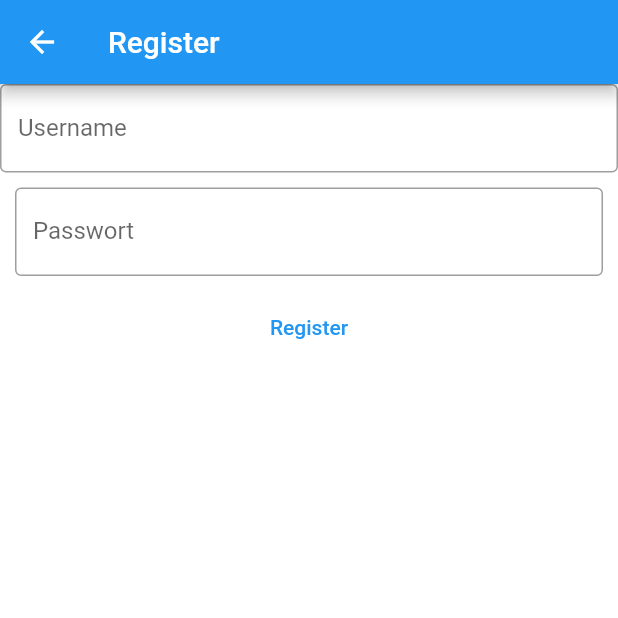
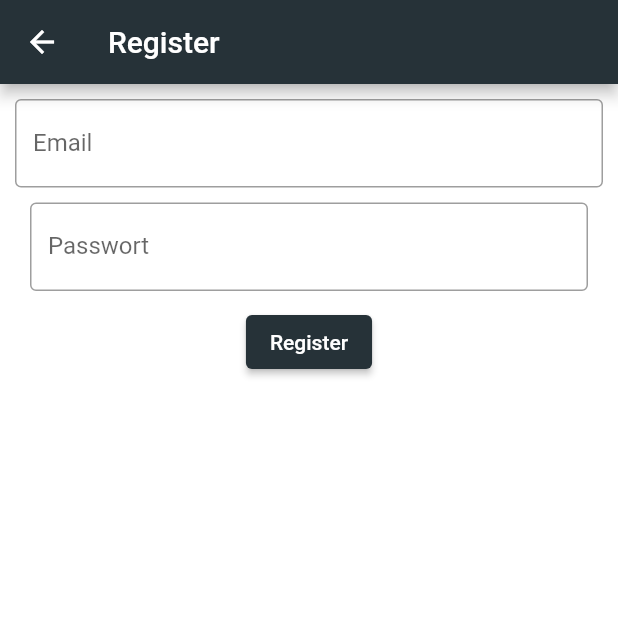
Before and after one commit to MichelSiegert/runaway, a Flutter app: the screen it shows after launch, after a tap on "No Account? Register here!", on a phone screen of 412 x 824 dp, the top half of it. Run offline on Flutter 3.47's test engine with Material 2 defaults, Android fonts, the phone set to English and light mode, and no system bars; our stand-ins replace firebase_auth, firebase_core, firebase_database, flutter_signin_button, geocoding, geolocator and 4 more; missing offline and left inert: flutter_polyline_points; accounts and stored records are empty; network calls fail.

Commit message:
Style, Readme, Login Page

```diff
--- a/lib/Logic/weather_parser.dart
+++ b/lib/Logic/weather_parser.dart
@@ -66,7 +66,7 @@ String _getTemp(Map<String, dynamic> weatherinfo) {
   String temp = "";
   weatherinfo.forEach((key, value) {
     if (key == "feels_like") {
-      temp = value.toString();
+      temp = value.toStringAsFixed(0);
     }
   });
   return temp;
--- a/lib/Pages/Favorites/favorite_scaffold.dart
+++ b/lib/Pages/Favorites/favorite_scaffold.dart
@@ -21,7 +21,7 @@ class FavoriteScaffold extends StatelessWidget {
           return Scaffold(
             appBar: AppBar(
               title: const Text("runaway"),
-              backgroundColor: Colors.green,
+              backgroundColor: Colors.blueGrey[900],
             ),
             body: SizedBox.expand(
               child: ListView(
--- a/lib/Pages/Login/future_login.dart
+++ b/lib/Pages/Login/future_login.dart
@@ -1,7 +1,7 @@
 import 'package:away/Widgets/sidebar/sidebar.dart';
 import 'package:firebase_core/firebase_core.dart';
 import 'package:flutter/material.dart';
-
+import 'package:splashscreen/splashscreen.dart';
 import 'login_form.dart';
 
 class FutureLogin extends StatelessWidget {
@@ -14,10 +14,10 @@ class FutureLogin extends StatelessWidget {
         builder: (context, snapshot) {
           if (snapshot.connectionState == ConnectionState.done) {
             return Scaffold(
-              drawer: const Sidebar(),
+                drawer: const Sidebar(),
                 appBar: AppBar(
                   title: const Text("Runaway"),
-                  backgroundColor: Colors.green,
+                  backgroundColor: Colors.blueGrey[900],
                 ),
                 body: const LoginForm());
           } else if (snapshot.hasError) {
@@ -25,33 +25,16 @@ class FutureLogin extends StatelessWidget {
           } else {
             return SizedBox.expand(
                 child: Container(
-                    color: Colors.lightGreen,
-                    child: Center(
-                        child: Column(
-                            mainAxisAlignment: MainAxisAlignment.center,
-                            crossAxisAlignment: CrossAxisAlignment.center,
-                            children: [
-                              const Text('Willkommen bei Runaway', textAlign: TextAlign.center,
-                              style: TextStyle(
-                                color: Colors.black,
-                                fontWeight: FontWeight.bold,
-                                shadows: [
-                                  Shadow(
-                                    blurRadius: 10.0,
-                                    color: Colors.blueGrey,
-                                    offset: Offset(5.0, 5.0),
-                                  ),
-                                  Shadow(
-                                    color: Colors.black26,
-                                    blurRadius: 10.0,
-                                    offset: Offset(-5.0, 5.0),
-                                  ),
-                                ],
-                                decoration: TextDecoration.none,
-                              )),
-                              Image.asset('lib/Images/RegenWolke.png'),
-                          const CircularProgressIndicator(),
-                        ]))));
+                    color: Colors.blueGrey[900],
+                    child: SplashScreen(
+                            seconds: 14,
+                            navigateAfterSeconds: const AfterSplash(),
+                            title: const Text('Willkommen bei Runaway',textAlign: TextAlign.center, style: TextStyle(fontWeight: FontWeight.bold, fontSize: 40.0)),
+                            image: Image.asset(
+                              'lib/Images/RegenWolke.png', height: double.infinity, width: double.infinity),
+                            backgroundColor: Colors.blueGrey[900],
+                            loaderColor: Colors.blue,
+                          )));
           }
         });
   }
@@ -61,3 +44,20 @@ class FutureLogin extends StatelessWidget {
         const Duration(seconds: 3), () => Firebase.initializeApp());
   }
 }
+
+class AfterSplash extends StatelessWidget {
+  const AfterSplash({Key? key}) : super(key: key);
+
+  @override
+  Widget build(BuildContext context) {
+    return Scaffold(
+      appBar: AppBar(
+        title: const Text("Willkommen im SplashScreen Package"),
+        automaticallyImplyLeading: false,
+      ),
+      body: const Center(
+          child: Text("Erfolgreich",
+              style: TextStyle(fontWeight: FontWeight.bold))),
+    );
+  }
+}
--- a/lib/Pages/Login/login_form.dart
+++ b/lib/Pages/Login/login_form.dart
@@ -1,13 +1,18 @@
 import 'package:away/Logic/authentication.dart';
 import 'package:away/Widgets/loading_animation.dart';
 import 'package:firebase_auth/firebase_auth.dart';
+import 'package:flutter/cupertino.dart';
 import 'package:flutter/material.dart';
+import 'package:flutter_signin_button/button_list.dart';
+import 'package:flutter_signin_button/button_view.dart';
 
 class LoginForm extends StatelessWidget {
+
   const LoginForm({Key? key}) : super(key: key);
 
   @override
   Widget build(BuildContext context) {
+
     String email = "", password = "";
     final AuthService _authent = AuthService();
     final List<Widget> elements = [];
@@ -17,7 +22,7 @@ class LoginForm extends StatelessWidget {
       },
       obscureText: false,
       decoration: const InputDecoration(
-          border: OutlineInputBorder(), labelText: "Username"),
+          border: OutlineInputBorder(), labelText: "Email"),
     ));
     elements.add(Container(
       padding: const EdgeInsets.all(10),
@@ -30,19 +35,20 @@ class LoginForm extends StatelessWidget {
         },
       ),
     ));
+
     elements.add(Column(children: <Widget>[
       Container(
         padding: const EdgeInsets.all(10),
-        child: TextButton(
+        child: ElevatedButton(
+          style: ElevatedButton.styleFrom(primary: Colors.blueGrey[900]),
           child: const Text("login"),
           onPressed: () async {
             loadingAnimation(context);
 
             final user = await _authent.login(email, password);
             Navigator.pop(context); //pop dialog
-
             if (user.runtimeType != UserCredential) {
-              print("something went wrong!");
+              showAlertDialog(context);
             } else {
               Navigator.pushNamed(context, "/menu");
             }
@@ -51,14 +57,15 @@ class LoginForm extends StatelessWidget {
       ),
       Container(
         padding: const EdgeInsets.all(10),
-        child: TextButton(
+        child: ElevatedButton(
+          style: ElevatedButton.styleFrom(primary: Colors.blueGrey[900]),
           child: const Text("login anonymously"),
           onPressed: () async {
             loadingAnimation(context);
             User? user = await _authent.signInAnon();
             Navigator.pop(context);
             if (user == null) {
-              print("something went wrong!");
+              showAlertDialog(context);
             } else {
               Navigator.pushNamed(context, "/menu");
             }
@@ -67,21 +74,21 @@ class LoginForm extends StatelessWidget {
       ),
       Container(
         padding: const EdgeInsets.all(10),
-        child: TextButton(
+         child: ElevatedButton(
             child: const Text("No Account? Register here!"),
+            style: ElevatedButton.styleFrom(primary: Colors.blueGrey[900]),
             onPressed: () {
               Navigator.pushNamed(context, "/register");
-          },
+            }
           ),
       ),
-      Container(
+      SignInButton(
+        Buttons.GoogleDark,
         padding: const EdgeInsets.all(10),
-        child: TextButton(
-          child: const Text("Sign in with Google!"),
         onPressed: () async {
           _authent.signInWithGoogle().then((user) {
             if (user == null) {
-                print("something went wrong!");
+              showAlertDialog(context);
             } else {
               Navigator.pop(context);
               Navigator.pushNamed(context, "/menu");
@@ -90,7 +97,6 @@ class LoginForm extends StatelessWidget {
           loadingAnimation(context);
         },
       ),
-      ),
     ]));
 
     return SizedBox.expand(
@@ -98,8 +104,30 @@ class LoginForm extends StatelessWidget {
         child: Column(
             mainAxisAlignment: MainAxisAlignment.center,
             crossAxisAlignment: CrossAxisAlignment.stretch,
-            children: elements),
+            children: elements
+        ),
       ),
     );
   }
 }
+showAlertDialog(BuildContext context) {
+
+  Widget okButton = TextButton(
+    child: const Text("OK"),
+    onPressed: () {
+      Navigator.of(context).pop();
+    },
+  );
+  AlertDialog alert = AlertDialog(
+    title: const Text("Something went wrong!", style: TextStyle(color: Colors.red)),
+    actions: [
+      okButton,
+    ],
+  );
+  showDialog(
+    context: context,
+    builder: (BuildContext context) {
+      return alert;
+    },
+  );
+}
--- a/lib/Pages/Menu/menu_scaffold.dart
+++ b/lib/Pages/Menu/menu_scaffold.dart
@@ -14,7 +14,7 @@ class HomePage extends StatelessWidget {
     return Scaffold(
       appBar: AppBar(
         title: const Text("Runaway"),
-        backgroundColor: Colors.green,
+        backgroundColor: Colors.blueGrey[900],
       ),
       body:  SizedBox.expand(child:FutureMenuBody()),
       drawer: const Sidebar(),
--- a/lib/Pages/Place/Widget/place_scaff.dart
+++ b/lib/Pages/Place/Widget/place_scaff.dart
@@ -55,7 +55,7 @@ class PlaceScaff extends StatelessWidget {
     return Scaffold(
       appBar: AppBar(
         title: Text(weather.areaName!),
-        backgroundColor: Colors.green,
+        backgroundColor: Colors.blueGrey[900],
       ),
       body: Column(
         mainAxisAlignment: MainAxisAlignment.spaceEvenly,
--- a/lib/Pages/Register/form.dart
+++ b/lib/Pages/Register/form.dart
@@ -1,4 +1,5 @@
 import 'package:away/Logic/authentication.dart';
+import 'package:away/Widgets/loading_animation.dart';
 import 'package:flutter/material.dart';
 
 class RegisterForm extends StatelessWidget {
@@ -9,6 +10,7 @@ class RegisterForm extends StatelessWidget {
   @override
   Widget build(BuildContext context) => SizedBox.expand(
         child: Container(
+          padding: const EdgeInsets.all(10),
           alignment: Alignment.center,
           color: Colors.white,
           child: Column(
@@ -19,7 +21,7 @@ class RegisterForm extends StatelessWidget {
                 },
                 obscureText: false,
                 decoration: const InputDecoration(
-                    border: OutlineInputBorder(), labelText: "Username"),
+                    border: OutlineInputBorder(), labelText: "Email"),
               ),
               Container(
                 padding: const EdgeInsets.all(10),
@@ -32,13 +34,17 @@ class RegisterForm extends StatelessWidget {
                       border: OutlineInputBorder(), labelText: "Passwort"),
                 ),
               ),
-              TextButton(
+
+              ElevatedButton(
+                  style: ElevatedButton.styleFrom(primary: Colors.blueGrey[900]),
+                  child: const Text("Register"),
                   onPressed: () async {
+                    loadingAnimation(context);
                     AuthService auth = AuthService();
                     await auth.register(mail, password);
                     Navigator.pushNamed(context, "/");
-                  },
-                  child: const Text("Register"))
+
+                  }),
             ],
           ),
         ),
--- a/lib/Pages/Register/register_page.dart
+++ b/lib/Pages/Register/register_page.dart
@@ -16,6 +16,7 @@ class RegisterPage extends StatelessWidget {
 
     return Scaffold(
       appBar: AppBar(
+        backgroundColor: Colors.blueGrey[900],
         title: Text(s),
       ),
       body:RegisterForm()
--- a/lib/Pages/Settings/Widget/setting_scaff.dart
+++ b/lib/Pages/Settings/Widget/setting_scaff.dart
@@ -15,7 +15,7 @@ class SettingScaffold extends StatelessWidget {
   Widget build(BuildContext context) => Scaffold(
         appBar: AppBar(
           title: const Text("Runaway"),
-          backgroundColor: Colors.green,
+          backgroundColor: Colors.blueGrey[900],
         ),
         //Text in the middle of the page
         body: Container(
--- a/lib/Widgets/sidebar/sidebar.dart
+++ b/lib/Widgets/sidebar/sidebar.dart
@@ -10,7 +10,7 @@ class Sidebar extends StatelessWidget {
     final List<Widget> elemente = [];
     elemente.add(const DrawerHeader(
       decoration: BoxDecoration(
-        color: Colors.green,
+        color: Colors.blueGrey,
       ),
       child: Text('Menü'),
     ));
--- a/pubspec.yaml
+++ b/pubspec.yaml
@@ -39,6 +39,8 @@ dependencies:
   google_sign_in: ^5.0.0
   weather: ^2.0.1
   google_maps_flutter: ^2.0.6
+  flutter_signin_button: ^2.0.0
+  splashscreen: ^1.3.5
 
 
 
```
Also changed, not shown: lib/Pages/Menu/Widget/menu_footer.dart (+5 -5 lines), 1 other file. Lines whose indentation alone changed are shown as unchanged.
